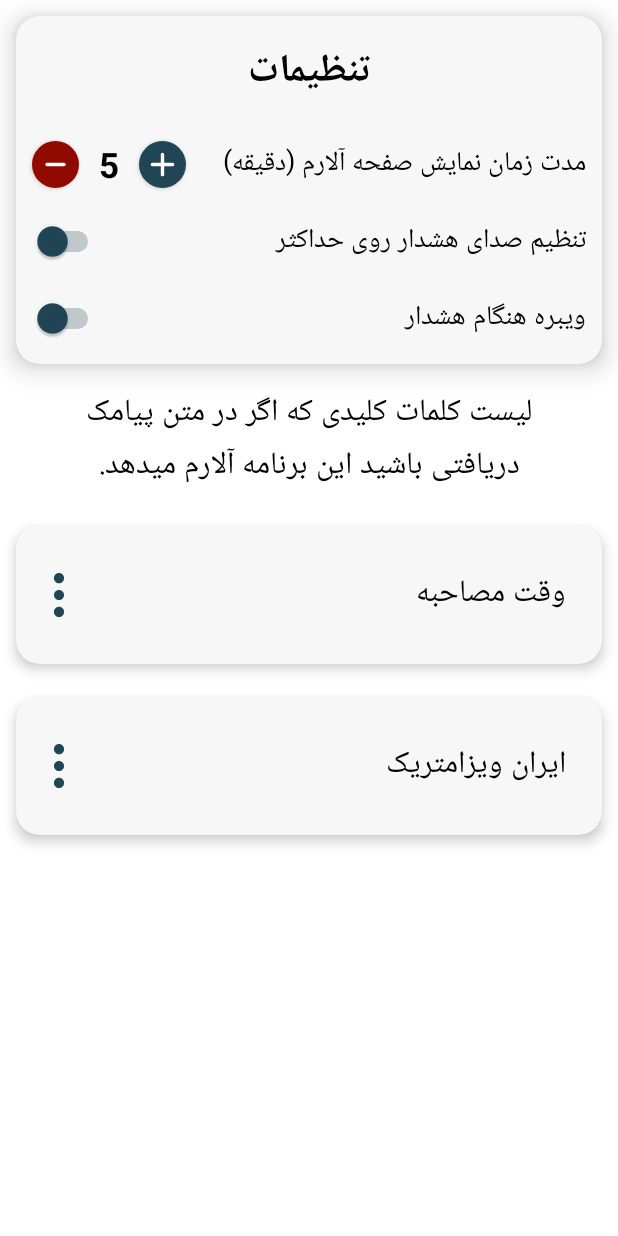
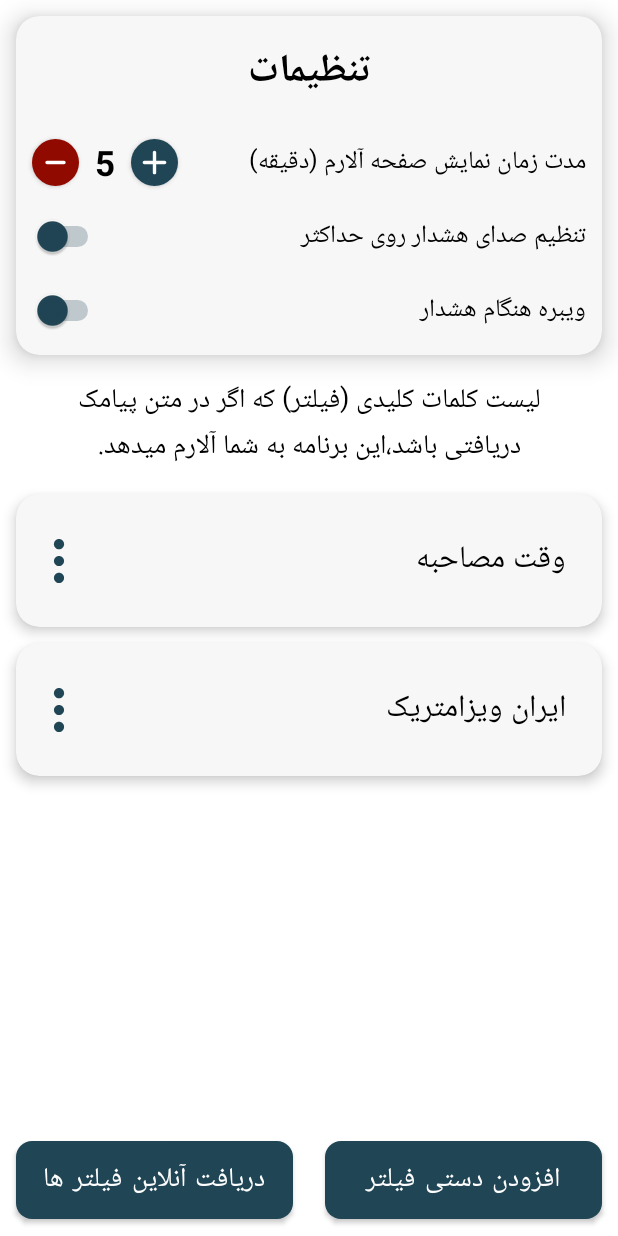
Before and after one commit to mohammadyt9731/smsAlarm, an Android app: the screen it shows after launch (MainActivity), on a phone screen of 412 x 824 dp. Run offline under Robolectric (Android 15) with nearby library versions, the phone set to English and light mode, and no system bars; our stand-ins replace Dagger/Hilt's generated code, Room's generated code, sdp/ssp sizes.

Commit message:
-fix ui bug -add buttons to activity_main for add filter

```diff
--- a/app/src/main/res/layout/activity_main.xml
+++ b/app/src/main/res/layout/activity_main.xml
@@ -42,7 +42,7 @@
                 android:layout_marginTop="@dimen/_18sdp"
                 android:text="@string/alarm_duration"
                 android:textColor="@color/black"
-                android:textSize="@dimen/_14ssp"
+                android:textSize="@dimen/_13ssp"
                 app:layout_constraintRight_toRightOf="parent"
                 app:layout_constraintTop_toBottomOf="@id/tv_setting" />
 
@@ -50,7 +50,7 @@
                 android:id="@+id/btn_increment"
                 android:layout_width="@dimen/_24sdp"
                 android:layout_height="@dimen/_24sdp"
-                android:layout_marginLeft="@dimen/_10sdp"
+                android:layout_marginLeft="@dimen/_8sdp"
                 android:insetLeft="0dp"
                 android:insetTop="0dp"
                 android:insetRight="0dp"
@@ -71,7 +71,7 @@
                 android:id="@+id/tv_alarm_duration"
                 android:layout_width="wrap_content"
                 android:layout_height="wrap_content"
-                android:layout_margin="@dimen/_10sdp"
+                android:layout_margin="@dimen/_8sdp"
                 android:text="@string/five"
                 android:textColor="@color/black"
                 android:textSize="@dimen/_18ssp"
@@ -129,7 +129,7 @@
         android:paddingHorizontal="32dp"
         android:text="@string/description"
         android:textColor="@color/black"
-        android:textSize="@dimen/_16ssp"
+        android:textSize="@dimen/_14ssp"
         app:layout_constraintTop_toBottomOf="@id/cl_setting" />
 
     <androidx.recyclerview.widget.RecyclerView
@@ -137,7 +137,42 @@
         android:layout_width="match_parent"
         android:layout_height="0dp"
         android:layout_marginTop="@dimen/_8sdp"
-        app:layout_constraintBottom_toBottomOf="parent"
+        app:layout_constraintBottom_toTopOf="@id/btn_add_filter"
         app:layout_constraintTop_toBottomOf="@id/filter_list_title" />
 
+    <com.google.android.material.button.MaterialButton
+        android:id="@+id/btn_add_filter"
+        android:layout_width="0dp"
+        android:layout_height="wrap_content"
+        android:layout_marginHorizontal="@dimen/_8sdp"
+        android:layout_marginTop="@dimen/_4sdp"
+        android:layout_marginBottom="@dimen/_4sdp"
+        android:paddingVertical="@dimen/_8sdp"
+        android:text="@string/add_filter"
+        android:textColor="@color/white"
+        android:textSize="@dimen/_14ssp"
+        app:backgroundTint="@color/dark_blue"
+        app:cornerRadius="@dimen/_8sdp"
+        app:layout_constraintBottom_toBottomOf="parent"
+        app:layout_constraintLeft_toRightOf="@id/btn_get_filter_online"
+        app:layout_constraintRight_toRightOf="parent"
+        app:layout_constraintTop_toBottomOf="@id/rv_filters" />
+
+    <com.google.android.material.button.MaterialButton
+        android:id="@+id/btn_get_filter_online"
+        android:layout_width="0dp"
+        android:layout_height="wrap_content"
+        android:layout_marginHorizontal="@dimen/_8sdp"
+        android:paddingVertical="@dimen/_8sdp"
+        android:text="@string/get_filter_online"
+        android:textColor="@color/white"
+        android:textSize="@dimen/_14ssp"
+        app:backgroundTint="@color/dark_blue"
+        app:cornerRadius="@dimen/_8sdp"
+        app:layout_constraintBottom_toBottomOf="@id/btn_add_filter"
+        app:layout_constraintLeft_toLeftOf="parent"
+        app:layout_constraintRight_toLeftOf="@id/btn_add_filter"
+        app:layout_constraintTop_toTopOf="@id/btn_add_filter" />
+
+
 </androidx.constraintlayout.widget.ConstraintLayout>
--- a/app/src/main/res/layout/item_filter_list.xml
+++ b/app/src/main/res/layout/item_filter_list.xml
@@ -3,7 +3,8 @@
     xmlns:app="http://schemas.android.com/apk/res-auto"
     android:layout_width="match_parent"
     android:layout_height="wrap_content"
-    android:layout_margin="@dimen/_8sdp"
+    android:layout_marginHorizontal="@dimen/_8sdp"
+    android:layout_marginVertical="@dimen/_4sdp"
     android:backgroundTint="@color/semi_white"
     app:cardCornerRadius="@dimen/_12sdp"
     app:cardElevation="@dimen/_4sdp"
@@ -14,7 +15,7 @@
         android:layout_width="match_parent"
         android:layout_height="match_parent"
         android:layout_marginHorizontal="@dimen/_8sdp"
-        android:layout_marginVertical="@dimen/_12sdp">
+        android:layout_marginVertical="@dimen/_10sdp">
 
         <TextView
             android:id="@+id/tv_filter_text"
--- a/app/src/main/res/values/strings.xml
+++ b/app/src/main/res/values/strings.xml
@@ -1,6 +1,6 @@
 <resources>
     <string name="app_name">SmsAlarm</string>
-    <string name="description">لیست کلمات کلیدی که اگر در متن پیامک دریافتی باشید این برنامه آلارم میدهد.</string>
+    <string name="description">لیست کلمات کلیدی (فیلتر) که اگر در متن پیامک دریافتی باشد،این برنامه به شما آلارم میدهد.</string>
     <string name="close">بستن</string>
     <string name="sampleSms">متن پیامک</string>
     <string name="get_permission">دریافت مجوز Screen Overlays</string>
@@ -15,4 +15,6 @@
     <string name="sample_filter">وقت مصاحبه</string>
     <string name="edit">ویرایش</string>
     <string name="delete">حذف</string>
+    <string name="add_filter">افزودن دستی فیلتر</string>
+    <string name="get_filter_online">دریافت آنلاین فیلتر ها</string>
 </resources>
--- a/app/src/main/res/values/themes.xml
+++ b/app/src/main/res/values/themes.xml
@@ -18,7 +18,7 @@
         <item name="android:layout_width">match_parent</item>
         <item name="android:layout_height">wrap_content</item>
         <item name="android:layoutDirection">rtl</item>
-        <item name="android:textSize">@dimen/_14ssp</item>
+        <item name="android:textSize">@dimen/_13ssp</item>
         <item name="android:checked">true</item>
         <item name="android:theme">@style/slider_theme</item>
         <item name="android:gravity">right|center</item>
```
